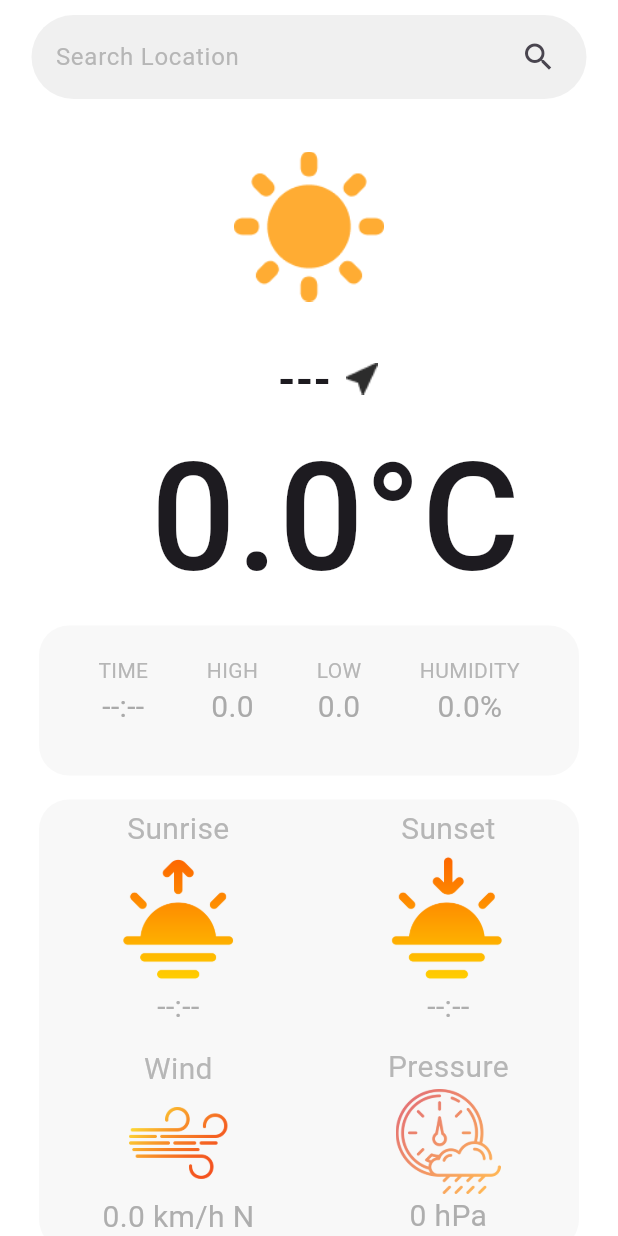
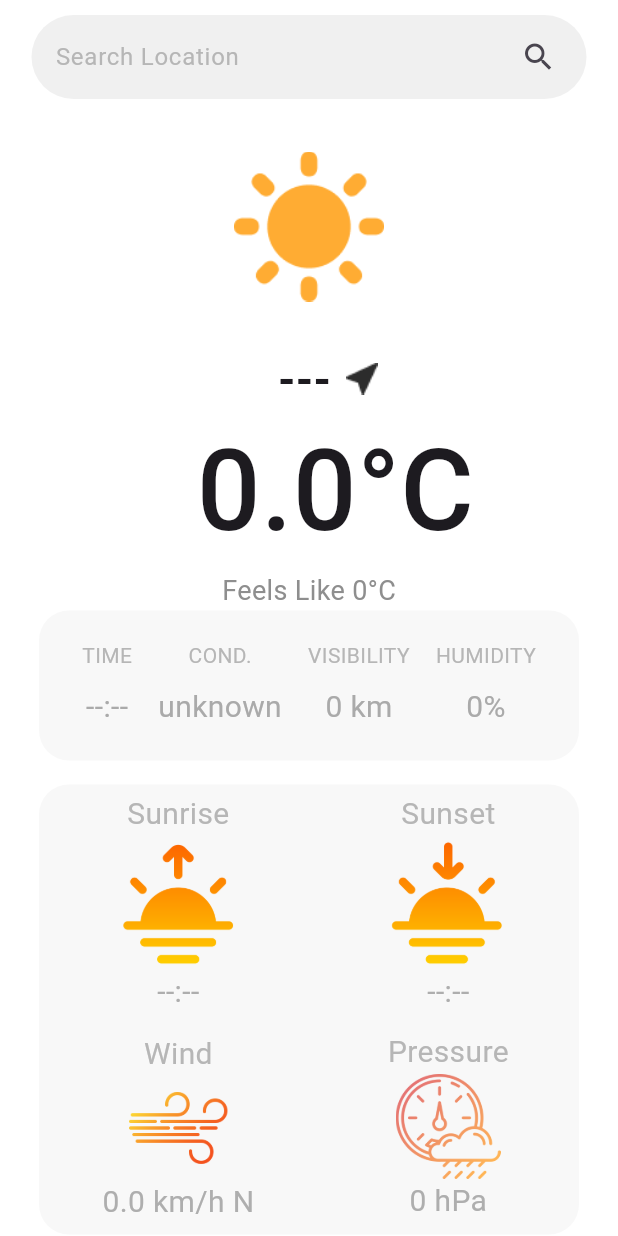
Before and after one commit to FragsterDev/weather-app-flutter, a Flutter app: the screen it shows after launch, on a phone screen of 412 x 824 dp. Run offline on Flutter 3.47's test engine with Material 3 defaults, Android fonts, the phone set to English and light mode, and no system bars.

Commit message:
new changes

```diff
--- a/lib/model/weather_model.dart
+++ b/lib/model/weather_model.dart
@@ -13,6 +13,9 @@ class WeatherModel {
   final String windDirection;
   final double high;
   final double low;
+  final String condition;
+  final double visibility;
+  final double feelsLike;
 
   WeatherModel({
     required this.cityName,
@@ -27,6 +30,9 @@ class WeatherModel {
     required this.windDirection,
     required this.high,
     required this.low,
+    required this.feelsLike,
+    required this.condition,
+    required this.visibility,
   });
 
   factory WeatherModel.fromJson(Map<String, dynamic> json) {
@@ -55,6 +61,9 @@ class WeatherModel {
       windDirection: _getWindDirection(json['wind']?['deg'] ?? 0), // ✅ Corrected key
       high: json['main']?['temp_max']?.toDouble() ?? 0.0,
       low: json['main']?['temp_min']?.toDouble() ?? 0.0,
+      feelsLike: json['main']?['feels_like']?.toDouble() ?? 0.0,
+      visibility: json['visibility']?.toDouble() ?? 0.0,
+      condition: json['weather']?[0]['main'] ?? 'unknown',
     );
   }
 
--- a/lib/pages/weatherpage.dart
+++ b/lib/pages/weatherpage.dart
@@ -58,12 +58,14 @@ class _WeatherPageState extends State<WeatherPage> {
             Weatherimage(condition: _weather?.weatherCondition ?? "Clear"),
             SizedBox(height: 30),
             City(cityName: _weather?.cityName ?? "---"),
-            TemperatureDisplay(temp: _weather?.temperature ?? 0),
+            TemperatureDisplay(temp: _weather?.temperature ?? 0, feels: _weather?.temperature ?? 0,),
             MidInfo(
               time: _weather?.time ?? "--:--",
               high: _weather?.high ?? 0.0,
               low: _weather?.low ?? 0.0,
               rainChance: _weather?.humidity ?? 0.0,
+              visibility: _weather?.visibility ?? 0.0,
+              condition: _weather?.condition ?? 'unknown',
             ),
             SizedBox(height: 16,),
             BottomInfo(
--- a/lib/widgets/midinfo.dart
+++ b/lib/widgets/midinfo.dart
@@ -5,6 +5,8 @@ class MidInfo extends StatelessWidget {
   final double rainChance;
   final double low;
   final double high;
+  final String condition;
+  final double visibility;
 
   const MidInfo({
     Key? key,
@@ -12,6 +14,8 @@ class MidInfo extends StatelessWidget {
     required this.high,
     required this.rainChance,
     required this.low,
+    required this.condition,
+    required this.visibility,
   }) : super(key: key);
 
   @override
@@ -31,8 +35,10 @@ class MidInfo extends StatelessWidget {
               mainAxisAlignment: MainAxisAlignment.spaceAround,
               children: [
                 Column(
+                  // mainAxisAlignment: MainAxisAlignment.center,
                   children: [
                     Text('TIME', style: TextStyle(color: Color.fromARGB(255, 182, 182, 182))),
+                    SizedBox(height: 10,),
                     Text(
                       time,
                       style: const TextStyle(color: Color.fromARGB(255, 170, 170, 170), fontSize: 20),
@@ -41,18 +47,20 @@ class MidInfo extends StatelessWidget {
                 ),
                 Column(
                   children: [
-                    Text('HIGH', style: TextStyle(color: Color.fromARGB(255, 182, 182, 182))),
+                    Text('COND.', style: TextStyle(color: Color.fromARGB(255, 182, 182, 182))),
+                    SizedBox(height: 10,),
                     Text(
-                      "${high.toStringAsFixed(1)}",
+                      condition,
                       style: const TextStyle(color: Color.fromARGB(255, 170, 170, 170), fontSize: 20),
                     ),
                   ],
                 ),
                 Column(
                   children: [
-                    Text('LOW', style: TextStyle(color: Color.fromARGB(255, 182, 182, 182))),
+                    Text('VISIBILITY', style: TextStyle(color: Color.fromARGB(255, 182, 182, 182))),
+                    SizedBox(height: 10,),
                     Text(
-                      "${low.toStringAsFixed(1)}",
+                      "${(visibility/1000).toInt()} km",
                       style: const TextStyle(color: Color.fromARGB(255, 170, 170, 170), fontSize: 20),
                     ),
                   ],
@@ -60,8 +68,9 @@ class MidInfo extends StatelessWidget {
                 Column(
                   children: [
                     Text('HUMIDITY', style: TextStyle(color: Color.fromARGB(255, 182, 182, 182))),
+                    SizedBox(height: 10,),
                     Text(
-                      '${rainChance.toStringAsFixed(1)}%',
+                      '${(rainChance).toInt()}%',
                       style: const TextStyle(color: Color.fromARGB(255, 170, 170, 170), fontSize: 20),
               ),
 
--- a/lib/widgets/temparature_display.dart
+++ b/lib/widgets/temparature_display.dart
@@ -1,28 +1,42 @@
 import 'package:flutter/material.dart';
 
 class TemperatureDisplay extends StatelessWidget {
-  final double temp; // ✅ Accepts temperature as a parameter
+  final double temp;
+  final double feels; // ✅ Accepts temperature as a parameter
 
-  const TemperatureDisplay({Key? key, required this.temp}) : super(key: key);
+  const TemperatureDisplay({Key? key, required this.temp, required this.feels}) : super(key: key);
 
   @override
   Widget build(BuildContext context) {
-    return Row(
+    return Column(
+      children: [
+        Row(
           mainAxisAlignment: MainAxisAlignment.center,
           children: [
             const SizedBox(width: 35),
             Text(
               temp.toStringAsFixed(1), // ✅ Convert temp to a string with 1 decimal place
-          style: const TextStyle(fontSize: 100, fontWeight: FontWeight.w500),
+              style: const TextStyle(fontSize: 75, fontWeight: FontWeight.w500),
             ),
             const Text(
               '\u00B0', // ✅ Degree symbol
-          style: TextStyle(fontSize: 100, fontWeight: FontWeight.w500),
+              style: TextStyle(fontSize: 75, fontWeight: FontWeight.w500),
             ),
             const Text(
               'C', // ✅ Celsius indicator
-          style: TextStyle(fontSize: 100, fontWeight: FontWeight.w500),
+              style: TextStyle(fontSize: 75, fontWeight: FontWeight.w500),
             ),
+          ],
+        ),
+        Row(
+          mainAxisAlignment: MainAxisAlignment.center,
+          children: [
+            Text('Feels Like ', style: TextStyle(fontSize: 18,color: Color.fromARGB(255, 142, 142, 142)),),
+            Text("${feels.toStringAsFixed(0)}\u00B0C", style: TextStyle(fontSize: 18,
+            color: Color.fromARGB(255, 142, 142, 142),
+            ),),
+          ],
+        )
       ],
     );
   }
```
Lines whose indentation alone changed are shown as unchanged.
